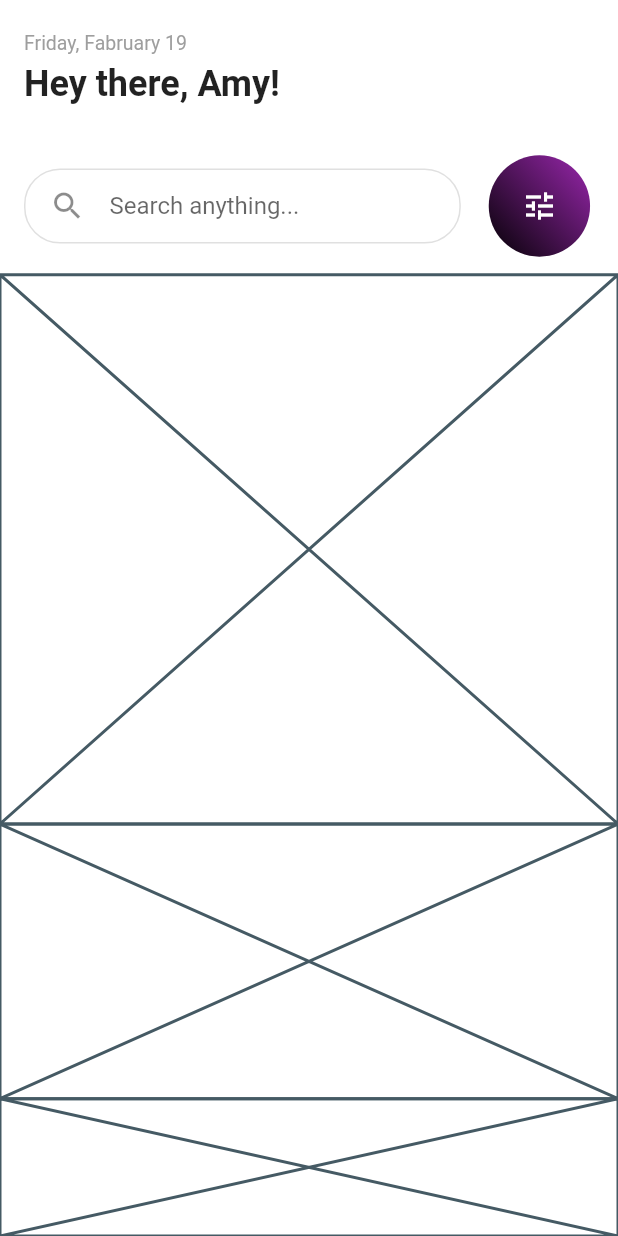
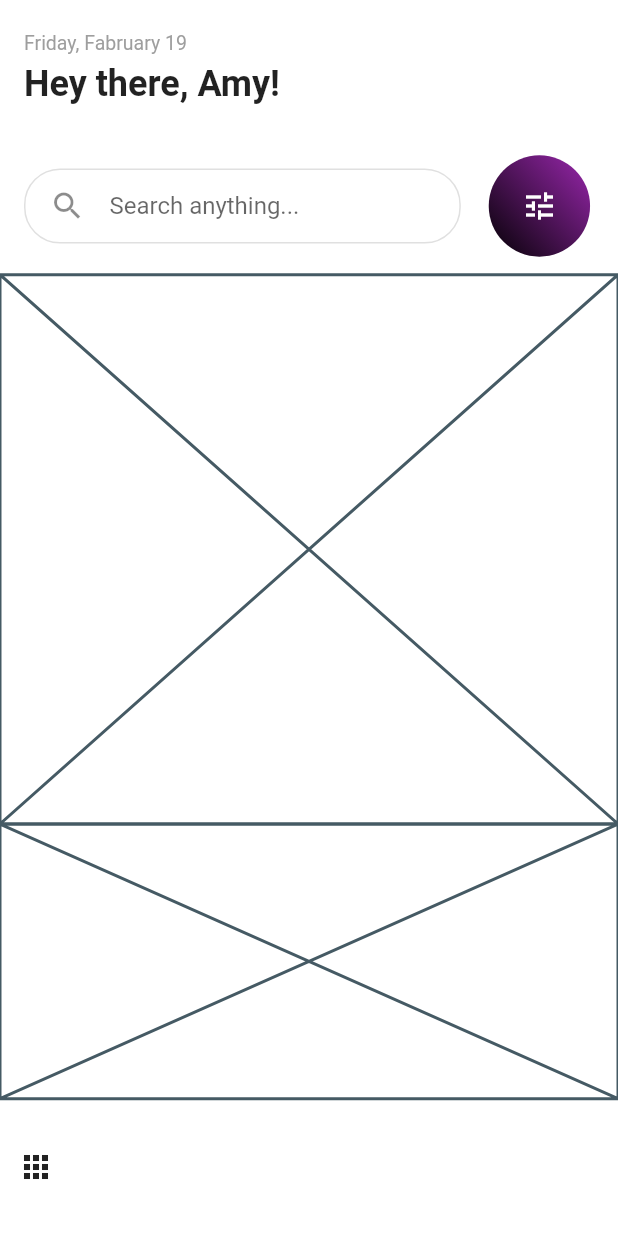
Before and after one commit to JAICHANGPARK/flutter_notebook_11th_story, a Flutter app: the screen it shows after launch, on a phone screen of 412 x 824 dp. Run offline on Flutter 3.47's test engine with Material 2 defaults, Android fonts, the phone set to English and light mode, and no system bars; our stand-ins replace backdrop, badges, flutter_inner_drawer, flutter_slidable, flutter_swiper, google_fonts.

Commit message:
Update experience_home_page.dart

```diff
--- a/lib/ep718_experience_app/experience_home_page.dart
+++ b/lib/ep718_experience_app/experience_home_page.dart
@@ -75,7 +75,11 @@ class _ExperienceHomePageState extends State<ExperienceHomePage> {
                 )),
             Expanded(flex: 8, child: Placeholder()),
             Expanded(flex: 4, child: Placeholder()),
-            Expanded(flex: 2, child: Placeholder()),
+            Expanded(flex: 2, child: Row(
+              children: [
+                IconButton(onPressed: (){}, icon: Icon(Icons.apps)),
+              ],
+            )),
           ],
         ),
       ),
```
